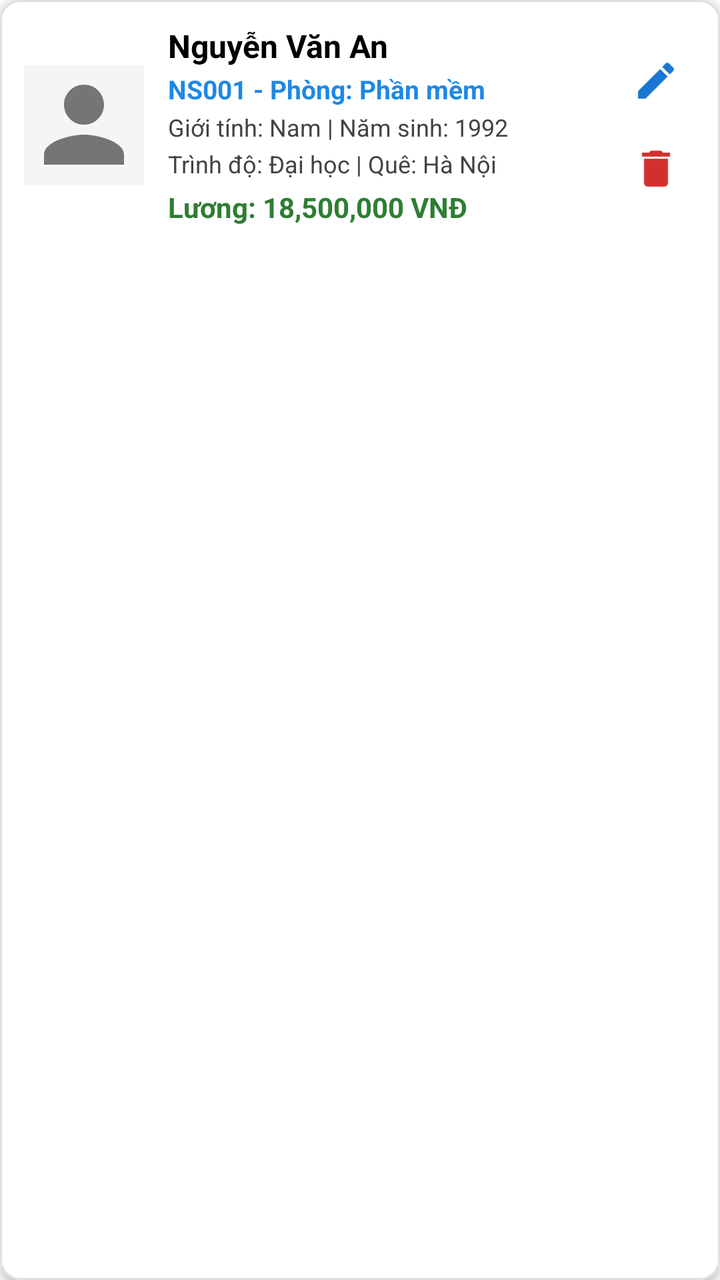
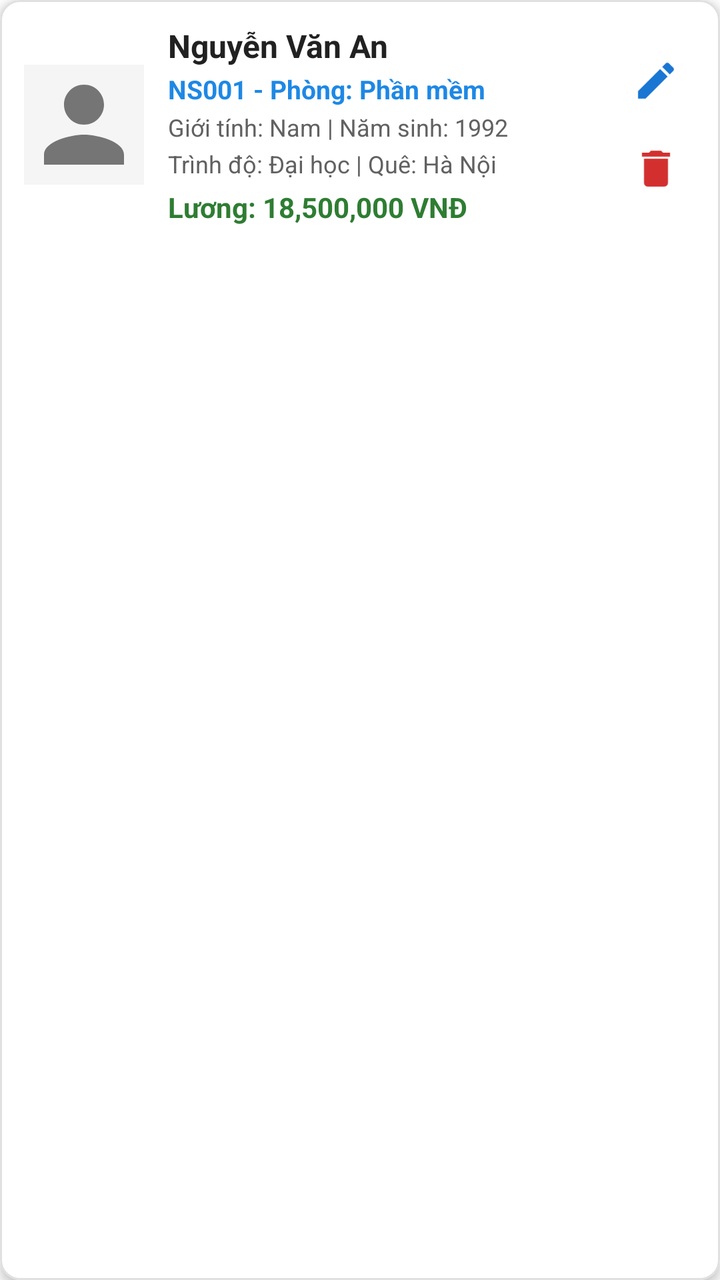

Compare the two renders of this Android layout. The source of the first and the diff that turns it into the second are given below.
<!-- AndroidManifest.xml: application theme Theme.SQLiteJAVA -->
<!-- res/layout/item_nhan_su.xml -->
<?xml version="1.0" encoding="utf-8"?>
<com.google.android.material.card.MaterialCardView xmlns:android="http://schemas.android.com/apk/res/android"
    xmlns:app="http://schemas.android.com/apk/res-auto"
    android:layout_width="match_parent"
    android:layout_height="wrap_content"
    android:layout_marginStart="12dp"
    android:layout_marginTop="6dp"
    android:layout_marginEnd="12dp"
    android:layout_marginBottom="6dp"
    app:cardCornerRadius="10dp"
    app:cardElevation="3dp"
    app:strokeColor="@color/card_border"
    app:strokeWidth="1dp">

    <LinearLayout
        android:layout_width="match_parent"
        android:layout_height="wrap_content"
        android:orientation="vertical"
        android:padding="12dp">

        <LinearLayout
            android:layout_width="match_parent"
            android:layout_height="wrap_content"
            android:gravity="center_vertical"
            android:orientation="horizontal">

            <ImageView
                android:id="@+id/imgAvatar"
                android:layout_width="60dp"
                android:layout_height="60dp"
                android:background="@color/gray_100"
                android:contentDescription="@string/label_anh"
                android:scaleType="centerCrop"
                android:src="@drawable/ic_avatar" />

            <LinearLayout
                android:layout_width="0dp"
                android:layout_height="wrap_content"
                android:layout_marginStart="12dp"
                android:layout_weight="1"
                android:orientation="vertical">

                <TextView
                    android:id="@+id/tvHoTen"
                    android:layout_width="wrap_content"
                    android:layout_height="wrap_content"
                    android:text="Nguyễn Văn An"
                    android:textColor="@color/black"
                    android:textSize="16sp"
                    android:textStyle="bold" />

                <TextView
                    android:id="@+id/tvMaAndPhongBan"
                    android:layout_width="wrap_content"
                    android:layout_height="wrap_content"
                    android:layout_marginTop="2dp"
                    android:text="NS001 - Phòng: Phần mềm"
                    android:textColor="@color/primary"
                    android:textSize="13sp"
                    android:textStyle="bold" />

                <TextView
                    android:id="@+id/tvChiTietShort"
                    android:layout_width="wrap_content"
                    android:layout_height="wrap_content"
                    android:layout_marginTop="2dp"
                    android:text="Giới tính: Nam | Năm sinh: 1992"
                    android:textColor="@color/gray_800"
                    android:textSize="12sp" />

                <TextView
                    android:id="@+id/tvTrinhDoQueQuan"
                    android:layout_width="wrap_content"
                    android:layout_height="wrap_content"
                    android:layout_marginTop="2dp"
                    android:text="Trình độ: Đại học | Quê: Hà Nội"
                    android:textColor="@color/gray_800"
                    android:textSize="12sp" />

                <TextView
                    android:id="@+id/tvMucLuong"
                    android:layout_width="wrap_content"
                    android:layout_height="wrap_content"
                    android:layout_marginTop="4dp"
                    android:text="Lương: 18,500,000 VNĐ"
                    android:textColor="@color/salary_green"
                    android:textSize="14sp"
                    android:textStyle="bold" />
            </LinearLayout>

            <LinearLayout
                android:layout_width="wrap_content"
                android:layout_height="wrap_content"
                android:orientation="vertical">

                <ImageButton
                    android:id="@+id/btnEdit"
                    android:layout_width="40dp"
                    android:layout_height="40dp"
                    android:background="?attr/selectableItemBackgroundBorderless"
                    android:contentDescription="@string/title_edit_nhan_su"
                    android:padding="8dp"
                    android:src="@drawable/ic_edit" />

                <ImageButton
                    android:id="@+id/btnDelete"
                    android:layout_width="40dp"
                    android:layout_height="40dp"
                    android:layout_marginTop="4dp"
                    android:background="?attr/selectableItemBackgroundBorderless"
                    android:contentDescription="@string/confirm_delete_title"
                    android:padding="8dp"
                    android:src="@drawable/ic_delete" />
            </LinearLayout>
        </LinearLayout>
    </LinearLayout>
</com.google.android.material.card.MaterialCardView>
<!-- resources referenced by this layout -->
<resources>
  <color name="black">#FF000000</color>
  <color name="card_border">#E0E0E0</color>
  <color name="gray_100">#F5F5F5</color>
  <color name="gray_800">#424242</color>
  <color name="primary">#1E88E5</color>
  <color name="salary_green">#2E7D32</color>
  <!-- drawable ic_avatar (drawable) -->
  <vector xmlns:android="http://schemas.android.com/apk/res/android"
      android:width="48dp"
      android:height="48dp"
      android:viewportWidth="24"
      android:viewportHeight="24">
    <path
        android:fillColor="#757575"
        android:pathData="M12,12c2.21,0 4,-1.79 4,-4s-1.79,-4 -4,-4 -4,1.79 -4,4 1.79,4 4,4zM12,14c-2.67,0 -8,1.34 -8,4v2h16v-2c0,-2.66 -5.33,-4 -8,-4z"/>
  </vector>
  <!-- drawable ic_delete (drawable) -->
  <vector xmlns:android="http://schemas.android.com/apk/res/android"
      android:width="24dp"
      android:height="24dp"
      android:viewportWidth="24"
      android:viewportHeight="24">
    <path
        android:fillColor="#D32F2F"
        android:pathData="M6,19c0,1.1 0.9,2 2,2h8c1.1,0 2,-0.9 2,-2V7H6v12zM19,4h-3.5l-1,-1h-5l-1,1H5v2h14V4z"/>
  </vector>
  <!-- drawable ic_edit (drawable) -->
  <vector xmlns:android="http://schemas.android.com/apk/res/android"
      android:width="24dp"
      android:height="24dp"
      android:viewportWidth="24"
      android:viewportHeight="24">
    <path
        android:fillColor="#1976D2"
        android:pathData="M3,17.25V21h3.75L17.81,9.94l-3.75,-3.75L3,17.25zM20.71,7.04c0.39,-0.39 0.39,-1.02 0,-1.41l-2.34,-2.34c-0.39,-0.39 -1.02,-0.39 -1.41,0l-1.83,1.83 3.75,3.75 1.83,-1.83z"/>
  </vector>
  <string name="confirm_delete_title">Xác nhận xóa</string>
  <string name="label_anh">Ảnh nhân sự</string>
  <string name="title_edit_nhan_su">CẬP NHẬT NHÂN SỰ</string>
  <style name="Theme.SQLiteJAVA" parent="Theme.MaterialComponents.DayNight.NoActionBar">
          
          <item name="colorPrimary">@color/primary</item>
          <item name="colorPrimaryVariant">@color/primary_dark</item>
          <item name="colorOnPrimary">@color/white</item>
          
          <item name="colorSecondary">@color/accent</item>
          <item name="colorSecondaryVariant">@color/accent</item>
          <item name="colorOnSecondary">@color/white</item>
          
          <item name="android:statusBarColor">?attr/colorPrimaryVariant</item>
      </style>
  <color name="primary_dark">#1565C0</color>
  <color name="white">#FFFFFFFF</color>
  <color name="accent">#00ACC1</color>
</resources>

<!-- the commit's change to res/layout/item_nhan_su.xml (unified diff, before → after) -->
@@ -7,6 +7,7 @@
     android:layout_marginTop="6dp"
     android:layout_marginEnd="12dp"
     android:layout_marginBottom="6dp"
+    app:cardBackgroundColor="@color/card_light"
     app:cardCornerRadius="10dp"
     app:cardElevation="3dp"
     app:strokeColor="@color/card_border"
@@ -45,7 +46,7 @@
                     android:layout_width="wrap_content"
                     android:layout_height="wrap_content"
                     android:text="Nguyễn Văn An"
-                    android:textColor="@color/black"
+                    android:textColor="@color/text_dark"
                     android:textSize="16sp"
                     android:textStyle="bold" />
 
@@ -65,7 +66,7 @@
                     android:layout_height="wrap_content"
                     android:layout_marginTop="2dp"
                     android:text="Giới tính: Nam | Năm sinh: 1992"
-                    android:textColor="@color/gray_800"
+                    android:textColor="@color/text_secondary"
                     android:textSize="12sp" />
 
                 <TextView
@@ -74,7 +75,7 @@
                     android:layout_height="wrap_content"
                     android:layout_marginTop="2dp"
                     android:text="Trình độ: Đại học | Quê: Hà Nội"
-                    android:textColor="@color/gray_800"
+                    android:textColor="@color/text_secondary"
                     android:textSize="12sp" />
 
                 <TextView
<!-- resource entries referenced after the edit -->
@@ -1,11 +1,12 @@
 <!-- resources referenced by this layout -->
 <resources>
-  <color name="black">#FF000000</color>
   <color name="card_border">#E0E0E0</color>
+  <color name="card_light">#FFFFFF</color>
   <color name="gray_100">#F5F5F5</color>
-  <color name="gray_800">#424242</color>
   <color name="primary">#1E88E5</color>
   <color name="salary_green">#2E7D32</color>
+  <color name="text_dark">#212121</color>
+  <color name="text_secondary">#616161</color>
   <!-- drawable ic_avatar (drawable) -->
   <vector xmlns:android="http://schemas.android.com/apk/res/android"
       android:width="48dp"
